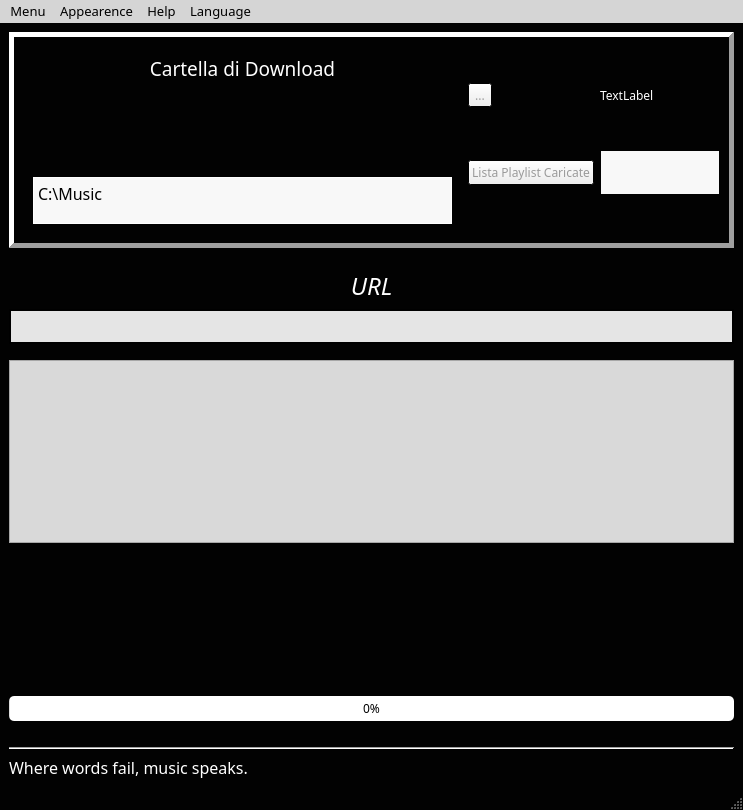
kekfic/mytunefy, file gui/gui_main-dev.ui: the form before one commit.
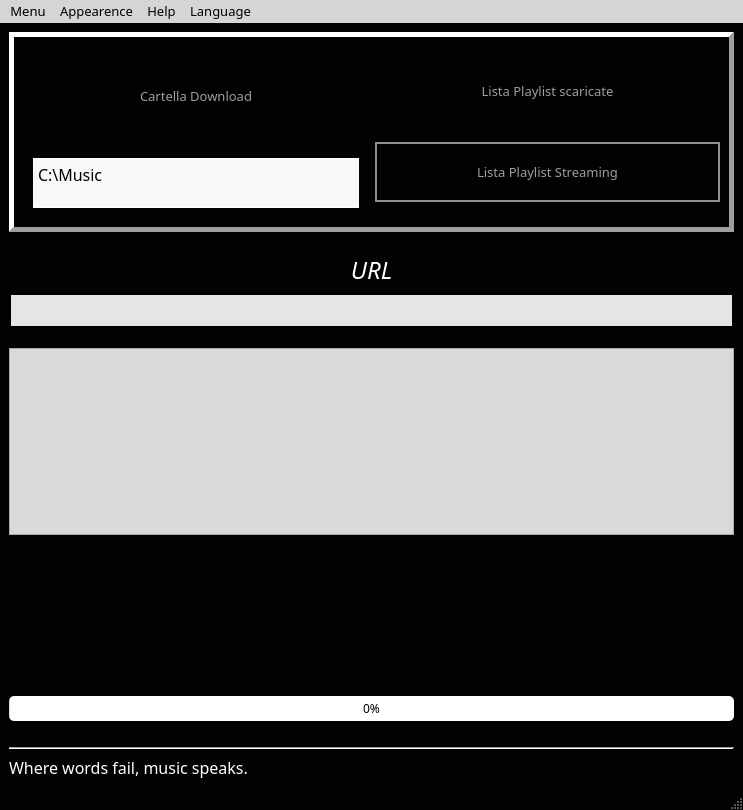
The form after the commit. Icons and pictures are not drawn.

Commit message: The delegate is slowing down the qtable list, probably I am not implementing it well. A new interface has been created

Diff of the .ui file:
```diff
--- a/gui/gui_main-dev.ui
+++ b/gui/gui_main-dev.ui
@@ -307,30 +307,6 @@
          <property name="bottomMargin">
           <number>10</number>
          </property>
-         <item>
-          <widget class="QLabel" name="label_DownloadFolder">
-           <property name="minimumSize">
-            <size>
-             <width>0</width>
-             <height>25</height>
-            </size>
-           </property>
-           <property name="font">
-            <font>
-             <pointsize>14</pointsize>
-            </font>
-           </property>
-           <property name="frameShape">
-            <enum>QFrame::NoFrame</enum>
-           </property>
-           <property name="text">
-            <string>Cartella di Download</string>
-           </property>
-           <property name="alignment">
-            <set>Qt::AlignCenter</set>
-           </property>
-          </widget>
-         </item>
          <item>
           <spacer name="verticalSpacer_7">
            <property name="orientation">
@@ -357,7 +333,7 @@
            </property>
            <property name="minimumSize">
             <size>
-             <width>0</width>
+             <width>204</width>
              <height>60</height>
             </size>
            </property>
@@ -367,15 +343,37 @@
             </font>
            </property>
            <property name="styleSheet">
-            <string notr="true">background-color: rgb(253, 253, 253);
-color: rgb(255, 255, 255);</string>
+            <string notr="true">QPushButton {
+  
+	border: 2px solid #8f8f91;
+    background-color: qlineargradient(x1: 0, y1: 0, x2: 0, y2: 1,
+                                      stop: 0 #000000, stop: 1 #535353);
+	color: rgba(200, 200, 200, 200);
+	image-position:left;
+	
+	image: url(:/spotify/resources/icons/folder.png);
+    min-width: 200px;
+}
+
+QPushButton:pressed {
+    background-color: qlineargradient(x1: 0, y1: 0, x2: 0, y2: 1,
+                                      stop: 0 #dadbde, stop: 1 #f6f7fa);
+}
+
+QPushButton:flat {
+    border: navy; /* no border for a flat push button */
+}
+
+QPushButton:hover{
+	color: white;
+	image-position: left;
+	
+	image: url(:/spotify/resources/icons/folder.png);
+	}
+</string>
            </property>
            <property name="text">
-            <string/>
-           </property>
-           <property name="icon">
-            <iconset resource="icons.qrc">
-             <normaloff>:/spotify/resources/icons/folder.png</normaloff>:/spotify/resources/icons/folder.png</iconset>
+            <string>Cartella Download</string>
            </property>
            <property name="iconSize">
             <size>
@@ -449,35 +447,101 @@
         </layout>
        </item>
        <item>
-        <layout class="QGridLayout" name="gridLayout">
-         <item row="0" column="2">
-          <widget class="QLabel" name="label">
-           <property name="text">
-            <string>TextLabel</string>
-           </property>
-          </widget>
-         </item>
-         <item row="1" column="2">
-          <widget class="QTextBrowser" name="textBrowser">
-           <property name="maximumSize">
-            <size>
-             <width>120</width>
-             <height>45</height>
-            </size>
-           </property>
-          </widget>
-         </item>
-         <item row="1" column="1">
+        <layout class="QVBoxLayout" name="verticalLayout">
+         <item>
           <widget class="QPushButton" name="pushButton_2">
+           <property name="minimumSize">
+            <size>
+             <width>202</width>
+             <height>60</height>
+            </size>
+           </property>
+           <property name="font">
+            <font>
+             <pointsize>10</pointsize>
+            </font>
+           </property>
+           <property name="styleSheet">
+            <string notr="true">QPushButton {
+  
+	color: rgba(200, 200, 200, 200);
+	image-position:left;
+	
+	
+	image: url(:/spotify/resources/icons/playlist-azul-green.png);
+    min-width: 200px;
+}
+
+QPushButton:pressed {
+    background-color: qlineargradient(x1: 0, y1: 0, x2: 0, y2: 1,
+                                      stop: 0 #dadbde, stop: 1 #f6f7fa);
+}
+
+QPushButton:flat {
+    border: none; /* no border for a flat push button */
+}
+
+QPushButton:hover{
+	color: white;
+	image-position: left;
+	
+	image: url(:/spotify/resources/icons/playlist-azul-light.png);
+	}
+</string>
+           </property>
            <property name="text">
-            <string>Lista Playlist Caricate</string>
+            <string>Lista Playlist scaricate</string>
+           </property>
+           <property name="flat">
+            <bool>true</bool>
            </property>
           </widget>
          </item>
-         <item row="0" column="1">
-          <widget class="QToolButton" name="toolButton">
+         <item>
+          <widget class="QPushButton" name="pushButton_3">
+           <property name="minimumSize">
+            <size>
+             <width>204</width>
+             <height>60</height>
+            </size>
+           </property>
+           <property name="font">
+            <font>
+             <pointsize>10</pointsize>
+            </font>
+           </property>
+           <property name="styleSheet">
+            <string notr="true">QPushButton {
+  
+	border: 2px solid #8f8f91;
+    background-color: qlineargradient(x1: 0, y1: 0, x2: 0, y2: 1,
+                                      stop: 0 #000000, stop: 1 #535353);
+	color: rgba(200, 200, 200, 200);
+	image-position:left;
+	
+	
+	image: url(:/spotify/resources/icons/playlist-dark-green.png);
+    min-width: 200px;
+}
+
+QPushButton:pressed {
+    background-color: qlineargradient(x1: 0, y1: 0, x2: 0, y2: 1,
+                                      stop: 0 #dadbde, stop: 1 #f6f7fa);
+}
+
+QPushButton:flat {
+    border: navy; /* no border for a flat push button */
+}
+
+QPushButton:hover{
+	color: white;
+	image-position: left;
+	
+	}
+</string>
+           </property>
            <property name="text">
-            <string>...</string>
+            <string>Lista Playlist Streaming</string>
            </property>
           </widget>
          </item>
@@ -840,7 +904,10 @@
        <string>Doppio click sulla voce selezionata per rimuoverla dalla lista</string>
       </property>
       <property name="styleSheet">
-       <string notr="true">background-color: rgb(217, 217, 217);</string>
+       <string notr="true">QListWidget{
+background-color: rgb(217, 217, 217);
+}
+</string>
       </property>
       <property name="alternatingRowColors">
        <bool>true</bool>
@@ -859,7 +926,7 @@
        <widget class="QPushButton" name="StartPushButton">
         <property name="minimumSize">
          <size>
-          <width>0</width>
+          <width>200</width>
           <height>100</height>
          </size>
         </property>
@@ -884,8 +951,32 @@
          <enum>Qt::LeftToRight</enum>
         </property>
         <property name="styleSheet">
-         <string notr="true">background-color: rgb(76, 76, 76);
-color: rgb(255, 255, 255);</string>
+         <string notr="true">QPushButton {
+  
+    border-radius: 20px;
+    background-color: qlineargradient(x1: 0, y1: 0, x2: 0, y2: 1,
+                                      stop: 0 #000000, stop: 1 #535353);
+	color: rgba(200, 200, 200, 200);
+	
+	image: url(:/spotify/resources/icons/down_music_dark_grey.png);
+    min-width: 200px;
+}
+
+QPushButton:pressed {
+    background-color: qlineargradient(x1: 0, y1: 0, x2: 0, y2: 1,
+                                      stop: 0 #dadbde, stop: 1 #f6f7fa);
+}
+
+QPushButton:flat {
+    border: none; /* no border for a flat push button */
+}
+
+QPushButton:hover{
+	color: white;
+	
+	image: url(:/spotify/resources/icons/down_music_light_grey.png);
+	}
+</string>
         </property>
         <property name="text">
          <string/>
@@ -912,13 +1003,39 @@
        <widget class="QPushButton" name="pushButton">
         <property name="minimumSize">
          <size>
-          <width>0</width>
+          <width>200</width>
           <height>100</height>
          </size>
         </property>
         <property name="statusTip">
          <string>Premere per accedere al Player</string>
         </property>
+        <property name="styleSheet">
+         <string notr="true">QPushButton {
+  
+    border-radius: 20px;
+    background-color: qlineargradient(x1: 0, y1: 0, x2: 0, y2: 1,
+                                      stop: 0 #000000, stop: 1 #535353);
+	color: rgba(200, 200, 200, 200);
+	image: url(:/spotify/resources/icons/stream_grey.png);
+    min-width: 200px;
+}
+
+QPushButton:pressed {
+    background-color: qlineargradient(x1: 0, y1: 0, x2: 0, y2: 1,
+                                      stop: 0 #dadbde, stop: 1 #f6f7fa);
+}
+
+QPushButton:flat {
+    border: none; /* no border for a flat push button */
+}
+
+QPushButton:hover{
+	color: white;
+	image: url(:/spotify/resources/icons/stream_light-grey.png);
+	}
+</string>
+        </property>
         <property name="text">
          <string/>
         </property>
```
Left out of the diff: 6 changed lines with no effect on the pictures. The commit also changes 31 other files.
